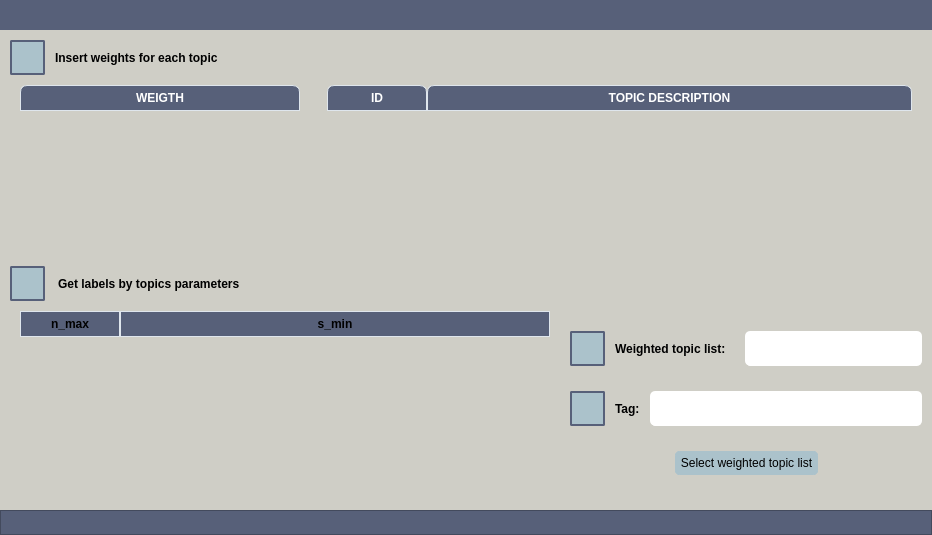
First picture: the form in UIs/get_labels_by_topics.ui, repository IntelCompH2020/domain_classification, before the edit.
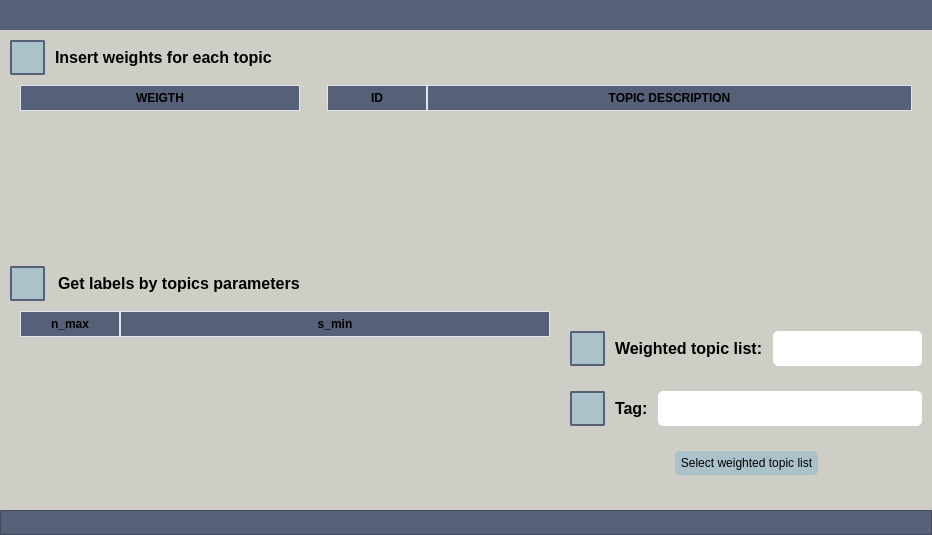
Second picture: the form after the edit. Icons and pictures are not drawn.

Patch:
```diff
--- a/UIs/get_labels_by_topics.ui
+++ b/UIs/get_labels_by_topics.ui
@@ -231,12 +231,17 @@
                </property>
                <property name="font">
                 <font>
+                 <family>Arial</family>
+                 <pointsize>12</pointsize>
                  <weight>75</weight>
+                 <italic>false</italic>
                  <bold>true</bold>
                 </font>
                </property>
                <property name="styleSheet">
-                <string notr="true">color:black;</string>
+                <string notr="true">font: 12pt &quot;Arial&quot;;
+font-weight: bold;
+color:black;</string>
                </property>
                <property name="text">
                 <string>Insert weights for each topic</string>
@@ -267,18 +272,23 @@
 	border-radius: 5px;
 	gridline-color: #DFE6ED;
 	color:black;
-
+	selection-color: #C7CDDA; 
+	selection-background-color: #C7CDDA; 
+	font: 12pt &quot;Arial&quot;;
 }
-QTableWidget::item{
-	background-color: #ABC2CB;
-	border-color: #DFE6ED;
-	padding-left: 5px;
-	padding-right: 5px;
-	gridline-color: #DFE6ED;
+QTableView::item { 
+	background-color: #ABC2CB; 
+	color:black;
 }
-QTableWidget::item:selected{
-	background-color: #C7CDDA;
+QTableView::item:selected{ 
+	background-color: #ABC2CB; 
+	color:black;
 }
+
+QTableView::item:selected:active{ 
+	background-color: #ABC2CB; 
+}
+
 QScrollBar:horizontal {
     border: none;
     background: #A3A8AD;
@@ -286,6 +296,7 @@
     margin: 0px 2px 0 2px;
 	border-radius: 0px;
 }
+
  QScrollBar:vertical {
 	border: none;
     background: #A3A8AD;
@@ -293,29 +304,23 @@
     margin: 2px 0 2px 0;
 	border-radius: 0px;
  }
-QHeaderView::section{
-	Background-color: #576079;
-	max-width: 30px;
-	border: 1px solid #576079;
-	border-style: none;
-    border-bottom: 1px solid #576079;
-    border-right: 1px solid #576079;
-	color:white;
-}
-QTableWidget::horizontalHeader {	
-	background-color: #576079;
-}
+
 QHeaderView::section:horizontal
 {
-    border: 1px solid #DFE6ED;
 	background-color: #576079;
 	padding: 3px;
-	border-top-left-radius: 7px;
-    border-top-right-radius: 7px;
+    border-bottom: 1px solid #DFE6ED;
+    border-right: 1px solid #DFE6ED;
+    border-top: 1px solid #DFE6ED;
+    border-left: 1px solid #DFE6ED;
 }
-QHeaderView::section:vertical
-{
-    border: 1px solid #576079;
+
+QTableWidget::horizontalHeader {	
+	background-color: #576079;
+}
+
+QTableWidget::verticalHeader {	
+	background-color: #576079;
 }
 
 QToolTip {	
@@ -373,55 +378,55 @@
 	border-radius: 5px;
 	gridline-color: #DFE6ED;
 	color:black;
+	selection-color: #C7CDDA; 
+	selection-background-color: #C7CDDA; 
+	font: 12pt &quot;Arial&quot;;
+}
+QTableView::item { 
+	background-color: #ABC2CB; 
+	color:black;
+}
+QTableView::item:selected{ 
+	background-color: #ABC2CB; 
+	color:black;
+}
 
-}
-QTableWidget::item{
-	background-color: #ABC2CB;
-	border-color: #DFE6ED;
-	padding-left: 5px;
-	padding-right: 5px;
-	gridline-color: #DFE6ED;
-}
-QTableWidget::item:selected{
-	background-color: #C7CDDA;
+QTableView::item:selected:active{ 
+	background-color: #ABC2CB; 
 }
 
 QScrollBar:horizontal {
-	background: #A3A8AD;
     border: none;
+    background: #A3A8AD;
     height: 2px;
-	margin: 0px 21px 0 21px;
+    margin: 0px 2px 0 2px;
+	border-radius: 0px;
 }
+
  QScrollBar:vertical {
+	border: none;
     background: #A3A8AD;
-    border: none;
     width: 2px;
-    margin: 21px 0 21px 0;
+    margin: 2px 0 2px 0;
 	border-radius: 0px;
  }
-QHeaderView::section{
-	Background-color: #576079;
-	max-width: 30px;
-	border: 1px solid #576079;
-	border-style: none;
-    border-bottom: 1px solid #576079;
-    border-right: 1px solid #576079;
-	color:white;
-}
-QTableWidget::horizontalHeader {	
-	background-color: #576079;
-}
+
 QHeaderView::section:horizontal
 {
-    border: 1px solid #DFE6ED;
 	background-color: #576079;
 	padding: 3px;
-	border-top-left-radius: 7px;
-    border-top-right-radius: 7px;
+    border-bottom: 1px solid #DFE6ED;
+    border-right: 1px solid #DFE6ED;
+    border-top: 1px solid #DFE6ED;
+    border-left: 1px solid #DFE6ED;
 }
-QHeaderView::section:vertical
-{
-    border: 1px solid #576079;
+
+QTableWidget::horizontalHeader {	
+	background-color: #576079;
+}
+
+QTableWidget::verticalHeader {	
+	background-color: #576079;
 }
 
 QToolTip {	
@@ -609,12 +614,17 @@
                  </property>
                  <property name="font">
                   <font>
+                   <family>Arial</family>
+                   <pointsize>12</pointsize>
                    <weight>75</weight>
+                   <italic>false</italic>
                    <bold>true</bold>
                   </font>
                  </property>
                  <property name="styleSheet">
-                  <string notr="true">color:black;</string>
+                  <string notr="true">font: 12pt &quot;Arial&quot;;
+font-weight: bold;
+color:black;</string>
                  </property>
                  <property name="text">
                   <string>Get labels by topics parameters</string>
@@ -922,12 +932,17 @@
                  </property>
                  <property name="font">
                   <font>
+                   <family>Arial</family>
+                   <pointsize>12</pointsize>
                    <weight>75</weight>
+                   <italic>false</italic>
                    <bold>true</bold>
                   </font>
                  </property>
                  <property name="styleSheet">
-                  <string notr="true">color:black;</string>
+                  <string notr="true">font: 12pt &quot;Arial&quot;;
+font-weight: bold;
+color:black;</string>
                  </property>
                  <property name="text">
                   <string>Weighted topic list:</string>
@@ -1070,12 +1085,17 @@
                  </property>
                  <property name="font">
                   <font>
+                   <family>Arial</family>
+                   <pointsize>12</pointsize>
                    <weight>75</weight>
+                   <italic>false</italic>
                    <bold>true</bold>
                   </font>
                  </property>
                  <property name="styleSheet">
-                  <string notr="true">color:black;</string>
+                  <string notr="true">font: 12pt &quot;Arial&quot;;
+font-weight: bold;
+color:black;</string>
                  </property>
                  <property name="text">
                   <string>Tag:</string>
```
Left out of the diff: 8 changed lines with no effect on the pictures.
